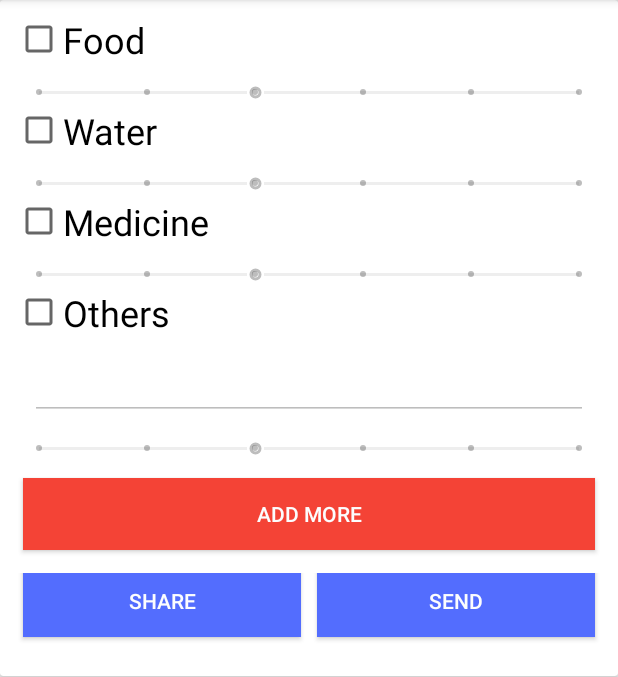
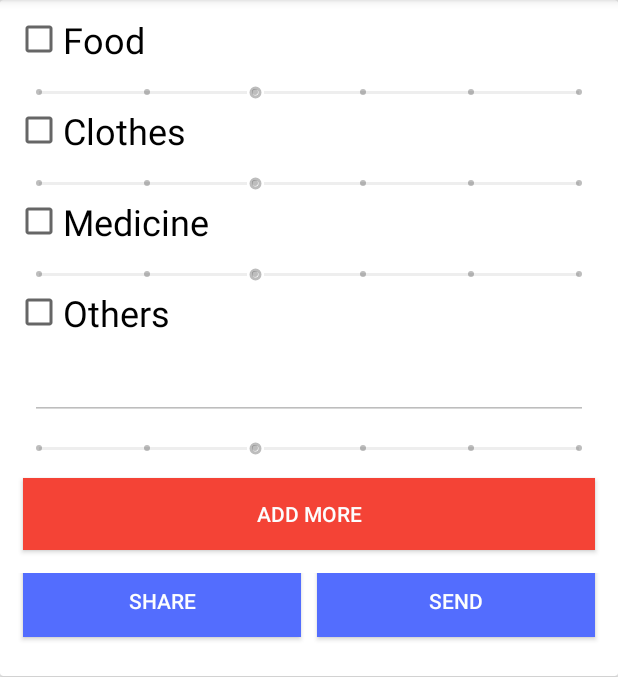
Before and after one commit to nicholaivillegas/isgp, an Android app: the fragment ReliefFragment shown on its own in the app's theme, after a tap on "SEND", on a phone screen of 412 x 824 dp, the part 84-761 px from its top. Run offline under Robolectric (Android 15) with nearby library versions, the phone set to English and light mode, and no system bars; our stand-ins replace Firebase (no records; nobody signed in at launch, a user with empty details on screens opened directly); 1 statement that could not run was skipped.

Commit message:
ui improvement

```diff
--- a/app/src/main/java/com/androidapp/isagip/ReliefFragment.java
+++ b/app/src/main/java/com/androidapp/isagip/ReliefFragment.java
@@ -22,13 +22,12 @@ import java.util.Date;
 
 public class ReliefFragment extends Fragment implements View.OnClickListener {
 
-    EditText editBarangay, editCity, editOthers;
-    SeekBar seekFood, seekWater, seekMedicine, seekOthers;
-    CheckBox checkFood, checkWater, checkMedicine, checkOthers;
+    EditText editOthers;
+    SeekBar seekFood, seekClothes, seekMedicine, seekOthers;
+    CheckBox checkFood, checkClothes, checkMedicine, checkOthers;
     Button buttonSend, buttonShare;
     private DatabaseReference mDatabase;
     private DatabaseReference myRef;
-    FirebaseDatabase database;
 
     @Nullable
     @Override
@@ -37,18 +36,18 @@ public class ReliefFragment extends Fragment implements View.OnClickListener {
 
         editOthers = (EditText) view.findViewById(R.id.edit_others);
         seekFood = (SeekBar) view.findViewById(R.id.seekbar_food);
-        seekWater = (SeekBar) view.findViewById(R.id.seekbar_water);
+        seekClothes = (SeekBar) view.findViewById(R.id.seekbar_clothes);
         seekMedicine = (SeekBar) view.findViewById(R.id.seekbar_medicine);
         seekOthers = (SeekBar) view.findViewById(R.id.seekbar_others);
         checkFood = (CheckBox) view.findViewById(R.id.check_food);
-        checkWater = (CheckBox) view.findViewById(R.id.check_water);
+        checkClothes = (CheckBox) view.findViewById(R.id.check_clothes);
         checkMedicine = (CheckBox) view.findViewById(R.id.check_medicine);
         checkOthers = (CheckBox) view.findViewById(R.id.check_others);
         buttonSend = (Button) view.findViewById(R.id.button_send);
         buttonShare = (Button) view.findViewById(R.id.button_share);
 
         seekFood.setEnabled(false);
-        seekWater.setEnabled(false);
+        seekClothes.setEnabled(false);
         seekMedicine.setEnabled(false);
         seekOthers.setEnabled(false);
         editOthers.setEnabled(false);
@@ -70,13 +69,13 @@ public class ReliefFragment extends Fragment implements View.OnClickListener {
                 }
             }
         });
-        checkWater.setOnCheckedChangeListener(new CompoundButton.OnCheckedChangeListener() {
+        checkClothes.setOnCheckedChangeListener(new CompoundButton.OnCheckedChangeListener() {
             @Override
             public void onCheckedChanged(CompoundButton buttonView, boolean isChecked) {
                 if (!isChecked) {
-                    seekWater.setEnabled(false);
+                    seekClothes.setEnabled(false);
                 } else {
-                    seekWater.setEnabled(true);
+                    seekClothes.setEnabled(true);
                 }
             }
         });
@@ -113,8 +112,8 @@ public class ReliefFragment extends Fragment implements View.OnClickListener {
 
                 boolean isFood = checkFood.isChecked();
                 String foodRate = String.valueOf(seekFood.getProgress());
-                boolean isWater = checkWater.isChecked();
-                String waterRate = String.valueOf(seekWater.getProgress());
+                boolean isClothes = checkClothes.isChecked();
+                String waterRate = String.valueOf(seekClothes.getProgress());
                 boolean isMedicine = checkMedicine.isChecked();
                 String medicineRate = String.valueOf(seekMedicine.getProgress());
                 boolean isOthers = checkOthers.isChecked();
@@ -123,7 +122,7 @@ public class ReliefFragment extends Fragment implements View.OnClickListener {
                 if (!isFood) {
                     foodRate = "not requested";
                 }
-                if (!isWater) {
+                if (!isClothes) {
                     waterRate = "not requested";
                 }
                 if (!isMedicine) {
--- a/app/src/main/res/layout/fragment_feedback.xml
+++ b/app/src/main/res/layout/fragment_feedback.xml
@@ -36,7 +36,7 @@
             <CheckBox
                 android:layout_width="match_parent"
                 android:layout_height="wrap_content"
-                android:text="Water" />
+                android:text="Clothes" />
 
             <CheckBox
                 android:layout_width="match_parent"
--- a/app/src/main/res/layout/fragment_relief.xml
+++ b/app/src/main/res/layout/fragment_relief.xml
@@ -31,14 +31,14 @@
                 android:progress="2" />
 
             <CheckBox
-                android:id="@+id/check_water"
+                android:id="@+id/check_clothes"
                 android:layout_width="match_parent"
                 android:layout_height="wrap_content"
-                android:text="Water"
+                android:text="Clothes"
                 android:textSize="24sp" />
 
             <SeekBar
-                android:id="@+id/seekbar_water"
+                android:id="@+id/seekbar_clothes"
                 style="@style/Widget.AppCompat.SeekBar.Discrete"
                 android:layout_width="match_parent"
                 android:layout_height="wrap_content"
```
Also changed, not shown: app/src/main/java/com/androidapp/isagip/model/Request.java (+7 -7 lines).
